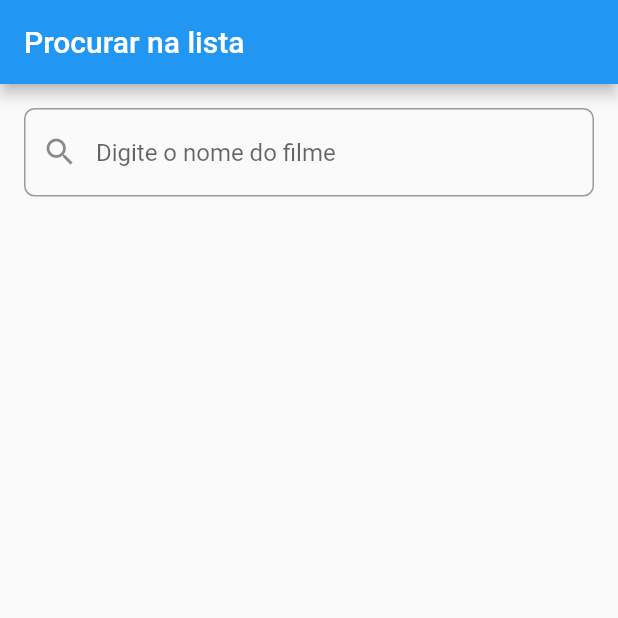
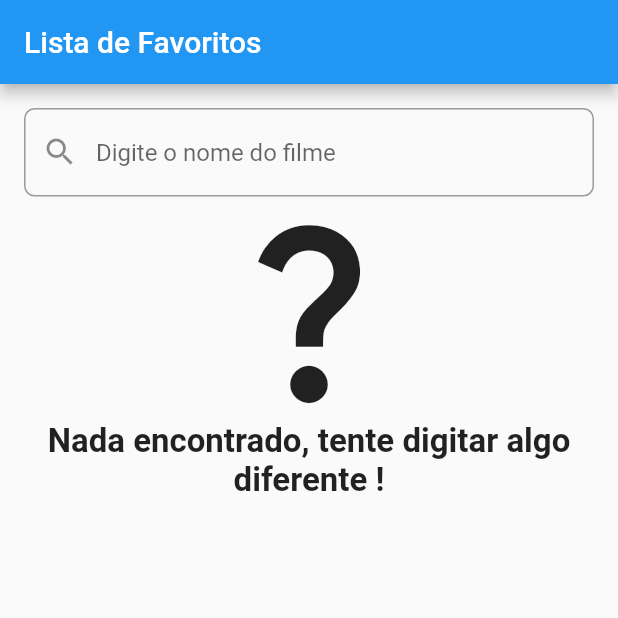
Before and after one commit to GamosiDEV/Buscador-de-Filmes, a Flutter app: the FavoritesView screen opened directly, on a phone screen of 412 x 824 dp, the top half of it. Run offline on Flutter 3.47's test engine with Material 2 defaults, Android fonts, the phone set to English and light mode, and no system bars; our stand-ins replace cloud_firestore, firebase_core; accounts and stored records are empty.

Commit message:
App se encontra funcional e com as funcionalidades de: buscar na API por nome (com gerenciamento de paginas), salvar nos favoritos e buscar entre estes (usando firebase)

```diff
--- a/lib/Controller/firebase_controller.dart
+++ b/lib/Controller/firebase_controller.dart
@@ -32,7 +32,11 @@ class FirebaseController {
 
     await _firebaseFirestore.collection(FAVORITES).get().then((favorites) {
       for (final movie in favorites.docs) {
-        if (movie.data()['Title'].toString().contains(text)) {
+        if (movie
+            .data()['Title']
+            .toString()
+            .toLowerCase()
+            .contains(text.toLowerCase())) {
           listOfMovies.add(MoviesModel.fromJsonAllData(movie.data()));
         }
       }
--- a/lib/View/favorites_view.dart
+++ b/lib/View/favorites_view.dart
@@ -30,7 +30,7 @@ class _FavoritesViewState extends State<FavoritesView> {
   Widget build(BuildContext context) {
     return Scaffold(
       appBar: AppBar(
-        title: Text("Procurar na lista"),
+        title: Text("Lista de Favoritos"),
       ),
       body: Container(
         width: double.infinity,
--- a/lib/View/movies_view.dart
+++ b/lib/View/movies_view.dart
@@ -22,7 +22,7 @@ class _MoviesViewState extends State<MoviesView> {
   Widget build(BuildContext context) {
     return Scaffold(
       appBar: AppBar(
-        title: Text("Procurar na lista"),
+        title: Text("Lista Geral"),
       ),
       body: Container(
         width: double.infinity,
--- a/lib/View/show_favorites_list_view.dart
+++ b/lib/View/show_favorites_list_view.dart
@@ -13,7 +13,8 @@ class ShowFavoritesListView extends StatelessWidget {
 
   @override
   Widget build(BuildContext context) {
-    return ListView.builder(
+    return listOfMovies.length != 0
+        ? ListView.builder(
             itemCount: listOfMovies.length == 10
                 ? listOfMovies.length + 1
                 : listOfMovies.length,
@@ -26,9 +27,15 @@ class ShowFavoritesListView extends StatelessWidget {
                   child: Row(
                     children: [
                       SizedBox.fromSize(
-                    child: Image.network(listOfMovies[index].poster == 'N/A'
-                        ? MovieInfoContentView.GENERIC_IMAGE
-                        : listOfMovies[index].poster),
+                          child: Image.network(
+                            listOfMovies[index].poster,
+                            errorBuilder: (context, error, stackTrace) {
+                              return Icon(
+                                Icons.question_mark,
+                                size: 50,
+                              );
+                            },
+                          ),
                           size: Size.fromRadius(60)),
                       Expanded(
                         child: Column(
@@ -53,6 +60,21 @@ class ShowFavoritesListView extends StatelessWidget {
                 ),
               );
             },
+          )
+        : const Center(
+            child: Column(
+              children: [
+                Icon(
+                  Icons.question_mark,
+                  size: 150,
+                ),
+                Text(
+                  'Nada encontrado, tente digitar algo diferente !',
+                  textAlign: TextAlign.center,
+                  style: TextStyle(fontSize: 22, fontWeight: FontWeight.bold),
+                )
+              ],
+            ),
           );
   }
 }
```
Also changed, not shown: lib/Controller/omdb_api_controller.dart (+4 -3 lines), lib/View/movie_info_content_view.dart (+14 -2 lines), lib/View/show_movie_list_view.dart (+37 -19 lines). Lines whose indentation alone changed are shown as unchanged.
